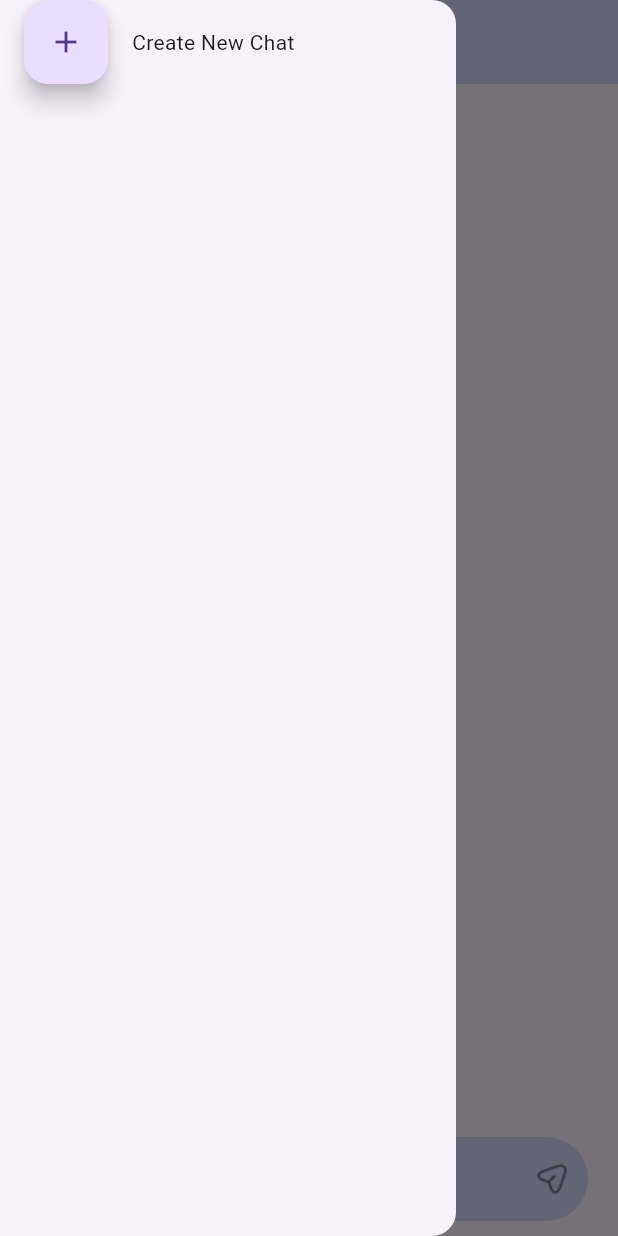
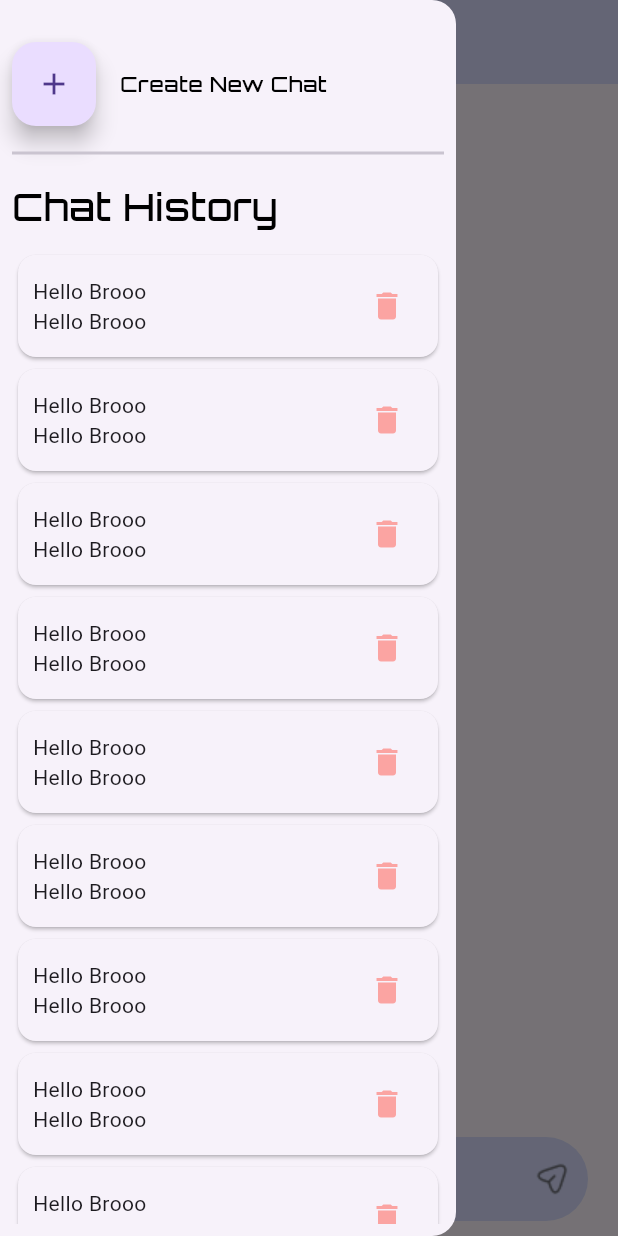
Before and after one commit to ZiadSala7/ChatBot_App, a Flutter app: the HomeView screen opened directly, with the side drawer open, on a phone screen of 412 x 824 dp. Run offline on Flutter 3.47's test engine with Material 3 defaults, Android fonts, the phone set to English and light mode, and no system bars; our stand-ins replace animate_do, flutter_bloc, flutter_spinkit, google_generative_ai, hive_flutter, image_picker and 1 more; accounts and stored records are empty.

Commit message:
drawer and refactors

```diff
--- /dev/null
+++ b/devtools_options.yaml
@@ -0,0 +1,3 @@
+description: This file stores settings for Dart & Flutter DevTools.
+documentation: https://docs.flutter.dev/tools/devtools/extensions#configure-extension-enablement-states
+extensions:
--- a/lib/core/utils/app_styles.dart
+++ b/lib/core/utils/app_styles.dart
@@ -12,6 +12,11 @@ class AppStyles {
     fontFamily: MyStrings.orbitronFamily,
     color: Colors.white,
   );
+  static const TextStyle textStyle14 = TextStyle(
+    fontSize: 14,
+    fontFamily: MyStrings.orbitronFamily,
+    color: Colors.black,
+  );
   static const TextStyle textStyle20ParkinsBold = TextStyle(
     fontSize: 20,
     fontFamily: MyStrings.parkinsansFamily,
--- a/lib/features/home/presentation/views/home_view.dart
+++ b/lib/features/home/presentation/views/home_view.dart
@@ -1,3 +1,4 @@
+import 'widgets/custom_drawer.dart';
 import 'widgets/custom_home_view_appbar.dart';
 import 'widgets/home_view_body.dart';
 import 'package:flutter/material.dart';
@@ -10,23 +11,7 @@ class HomeView extends StatelessWidget {
     return Scaffold(
       appBar: homeViewAppBar(context),
       body: const HomeViewBody(),
-      drawer: Drawer(
-        child: ListView(
-          children: [
-            Row(
-              spacing: 16,
-              children: [
-                const SizedBox(),
-                FloatingActionButton(
-                  onPressed: () {},
-                  child: const Icon(Icons.add),
-                ),
-                const Text('Create New Chat')
-              ],
-            )
-          ],
-        ),
-      ),
+      drawer: const CustomDrawer(),
     );
   }
 }
--- /dev/null
+++ b/lib/features/home/presentation/views/widgets/create_new_chat_button.dart
@@ -0,0 +1,23 @@
+import 'package:flutter/material.dart';
+
+import '../../../../../core/utils/app_styles.dart';
+
+class CreateNewChatButton extends StatelessWidget {
+  const CreateNewChatButton({
+    super.key,
+  });
+
+  @override
+  Widget build(BuildContext context) {
+    return Row(
+      spacing: 16,
+      children: [
+        FloatingActionButton(
+          onPressed: () {},
+          child: const Icon(Icons.add),
+        ),
+        const Text('Create New Chat', style: AppStyles.textStyle14),
+      ],
+    );
+  }
+}
--- /dev/null
+++ b/lib/features/home/presentation/views/widgets/custom_drawer.dart
@@ -0,0 +1,34 @@
+import 'package:flutter/material.dart';
+
+import '../../../../../core/utils/app_styles.dart';
+import 'create_new_chat_button.dart';
+import 'show_history_model_list_view_builder.dart';
+
+class CustomDrawer extends StatelessWidget {
+  const CustomDrawer({
+    super.key,
+  });
+
+  @override
+  Widget build(BuildContext context) {
+    return Drawer(
+      child: Padding(
+        padding: const EdgeInsets.all(8.0),
+        child: Column(
+          spacing: 10,
+          crossAxisAlignment: CrossAxisAlignment.start,
+          children: [
+            const SizedBox(height: 10),
+            const CreateNewChatButton(),
+            const Divider(thickness: 2),
+            Text(
+              'Chat History',
+              style: AppStyles.textStyle25.copyWith(color: Colors.black),
+            ),
+            const ShowHistoryModelListViewBuilder(),
+          ],
+        ),
+      ),
+    );
+  }
+}
--- /dev/null
+++ b/lib/features/home/presentation/views/widgets/show_history_model_list_view_builder.dart
@@ -0,0 +1,45 @@
+import 'package:flutter/material.dart';
+
+import 'drawer_show_dialog.dart';
+
+class ShowHistoryModelListViewBuilder extends StatelessWidget {
+  const ShowHistoryModelListViewBuilder({
+    super.key,
+  });
+
+  @override
+  Widget build(BuildContext context) {
+    return Expanded(
+      child: ListView.builder(
+        itemCount: 10,
+        itemBuilder: (context, index) {
+          return Card(
+            child: Padding(
+              padding: const EdgeInsets.all(10),
+              child: Row(
+                mainAxisAlignment: MainAxisAlignment.spaceBetween,
+                children: [
+                  const Column(
+                    children: [
+                      Text('Hello Brooo'),
+                      Text('Hello Brooo'),
+                    ],
+                  ),
+                  IconButton(
+                    onPressed: () {
+                      drawerShowDialog(context);
+                    },
+                    icon: const Icon(
+                      Icons.delete,
+                      color: Color.fromARGB(128, 255, 86, 74),
+                    ),
+                  ),
+                ],
+              ),
+            ),
+          );
+        },
+      ),
+    );
+  }
+}
--- a/pubspec.yaml
+++ b/pubspec.yaml
@@ -42,6 +42,7 @@ dependencies:
   path: 1.9.1
   permission_handler: ^11.3.1
   shared_preferences: ^2.3.3
+  uuid: ^4.5.1
 
 dev_dependencies:
   flutter_launcher_icons: ^0.14.1
```
Also changed, not shown: lib/core/hive/hive_model.dart (added, +37 -0 lines), lib/features/home/data/chat_model.dart (deleted, +0 -8 lines), lib/features/home/data/models/chat_model.dart (added, +22 -0 lines), lib/features/home/data/models/history_model.dart (added, +7 -0 lines), lib/features/home/presentation/views/widgets/dialog_elevated_button.dart (added, +29 -0 lines), lib/features/home/presentation/views/widgets/drawer_show_dialog.dart (added, +46 -0 lines), lib/core/hive/hive_boxes.dart (added), pubspec.lock, 4 other files.
